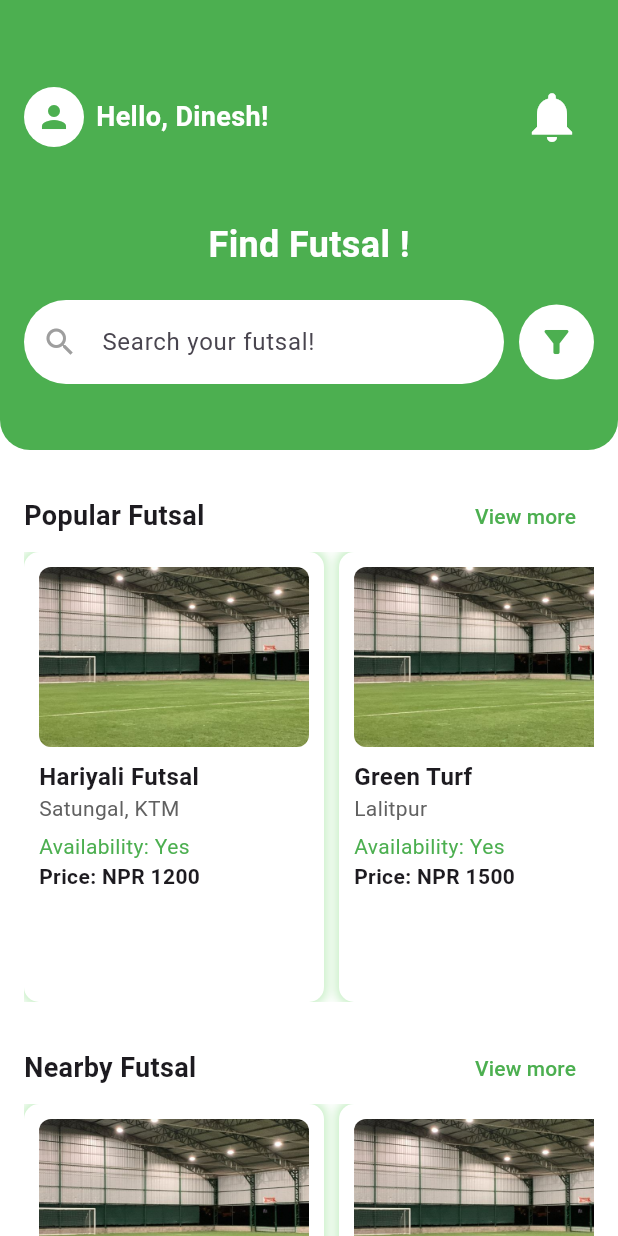
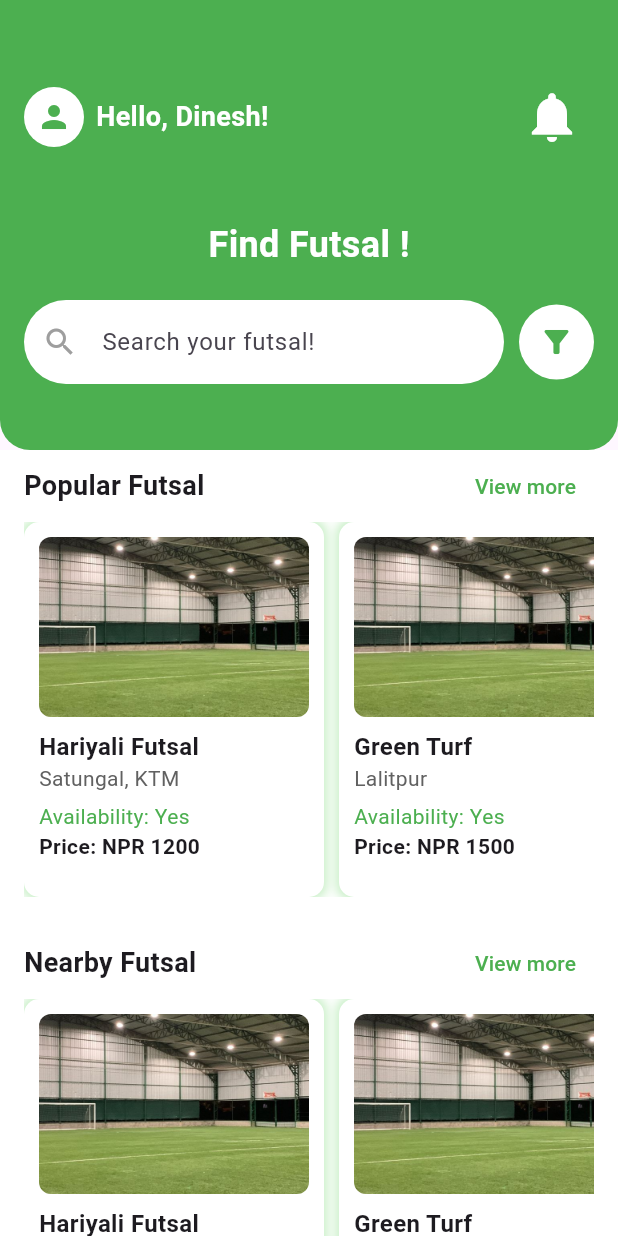
Before and after one commit to Dinesh-jrr/Futsal-Booking-System, a Flutter app: the HomePage screen opened directly, on a phone screen of 412 x 824 dp. Run offline on Flutter 3.47's test engine with Material 3 defaults, Android fonts, the phone set to English and light mode, and no system bars; our stand-ins replace flutter_rating_bar, google_maps_flutter, shared_preferences, table_calendar; accounts and stored records are empty.

Commit message:
updated the homepage

```diff
--- a/lib/presentation/Main_Pages/HomePage/homePage.dart
+++ b/lib/presentation/Main_Pages/HomePage/homePage.dart
@@ -11,12 +11,16 @@ class HomePage extends StatelessWidget {
   Widget build(BuildContext context) {
     return Scaffold(
       backgroundColor: Colors.white,
-      body: SingleChildScrollView(
-        child: Column(
-          children: [
-            // Top Header Section
-            Container(
-              height: 300,
+      body: CustomScrollView(
+        slivers: [
+          // SliverAppBar: Fixed header with collapsible effect
+          SliverAppBar(
+            expandedHeight: 300,
+            floating: false,
+            pinned: true,  // Keeps the header visible when scrolled
+            automaticallyImplyLeading: false,
+            flexibleSpace: FlexibleSpaceBar(
+              background: Container(
                 decoration: const BoxDecoration(
                   color: Colors.green,
                   borderRadius: BorderRadius.only(
@@ -109,24 +113,26 @@ class HomePage extends StatelessWidget {
                   ],
                 ),
               ),
-            const SizedBox(height: 20),
+            ),
+          ),
 
-            // Popular Futsal Section
+          // Content Section (Popular Futsals, Nearby Futsals, etc.)
+          SliverList(
+            delegate: SliverChildListDelegate([
               _buildFutsalSection(
                 title: "Popular Futsal",
                 context: context,
                 navigateTo: const PopularFutsalPage(),
               ),
               const SizedBox(height: 20),
-
-            // Nearby Futsal Section
               _buildFutsalSection(
                 title: "Nearby Futsal",
                 context: context,
                 navigateTo: const NearbyFutsalPage(),
               ),
+            ]),
+          ),
         ],
-        ),
       ),
     );
   }
@@ -160,7 +166,7 @@ class HomePage extends StatelessWidget {
             ],
           ),
           SizedBox(
-            height: 300,
+            height: 250,
             child: ListView(
               scrollDirection: Axis.horizontal,
               children: [
@@ -274,40 +280,3 @@ class FutsalCard extends StatelessWidget {
     );
   }
 }
-
-
-//google map implementation
- // Widget _buildLocation() {
-  //   return Container(
-  //     padding: const EdgeInsets.all(16),
-  //     child: Column(
-  //       crossAxisAlignment: CrossAxisAlignment.start,
-  //       children: [
-  //         const Text(
-  //           'Location',
-  //           style: TextStyle(fontSize: 18, fontWeight: FontWeight.bold),
-  //         ),
-  //         const SizedBox(height: 8),
-  //         SizedBox(
-  //           height: 200,
-  //           child: GoogleMap(
-  //             initialCameraPosition: CameraPosition(
-  //               target: futsalLocation,
-  //               zoom: 15,
-  //             ),
-  //             markers: {
-  //               Marker(
-  //                 markerId: const MarkerId('futsal_location'),
-  //                 position: futsalLocation,
-  //                 infoWindow: InfoWindow(title: widget.futsalName),
-  //               ),
-  //             },
-  //             onMapCreated: (controller) {
-  //               _mapController = controller;
-  //             },
-  //           ),
-  //         ),
-  //       ],
-  //     ),
-  //   );
-  // }
```
Lines whose indentation alone changed are shown as unchanged.
